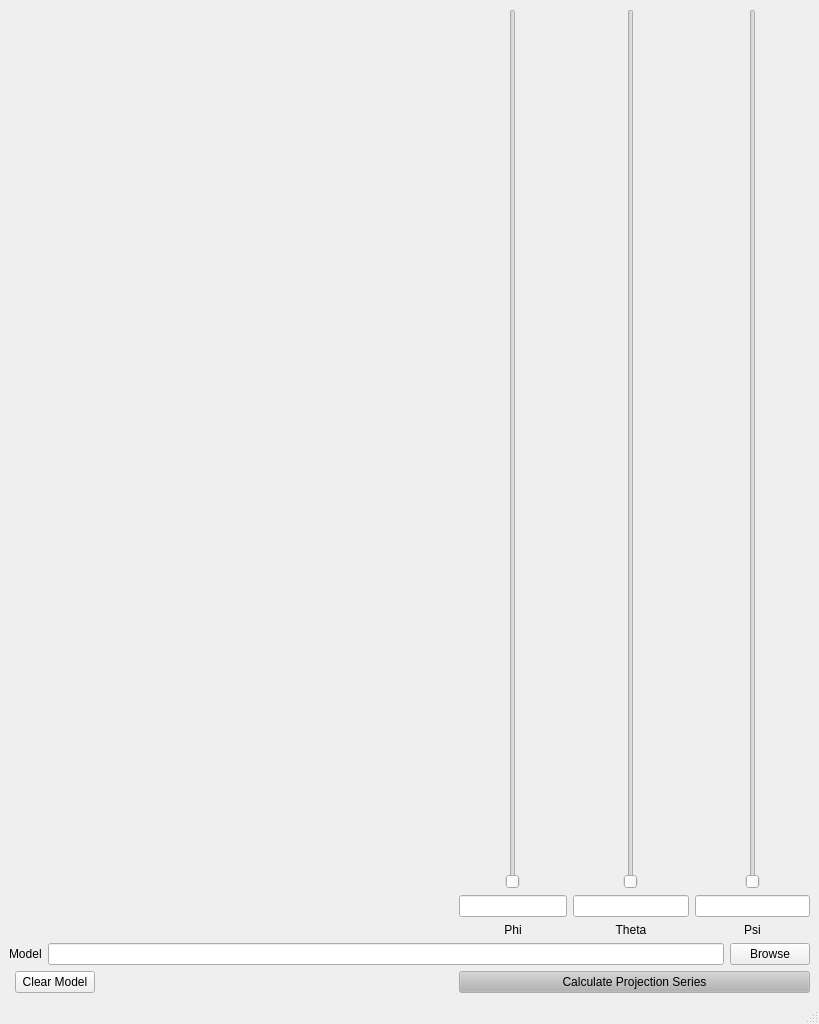
genfire-em/GENFIRE-Python, file GENFIRE/gui/ProjectionCalculator_MainWindow.ui: the form before one commit.
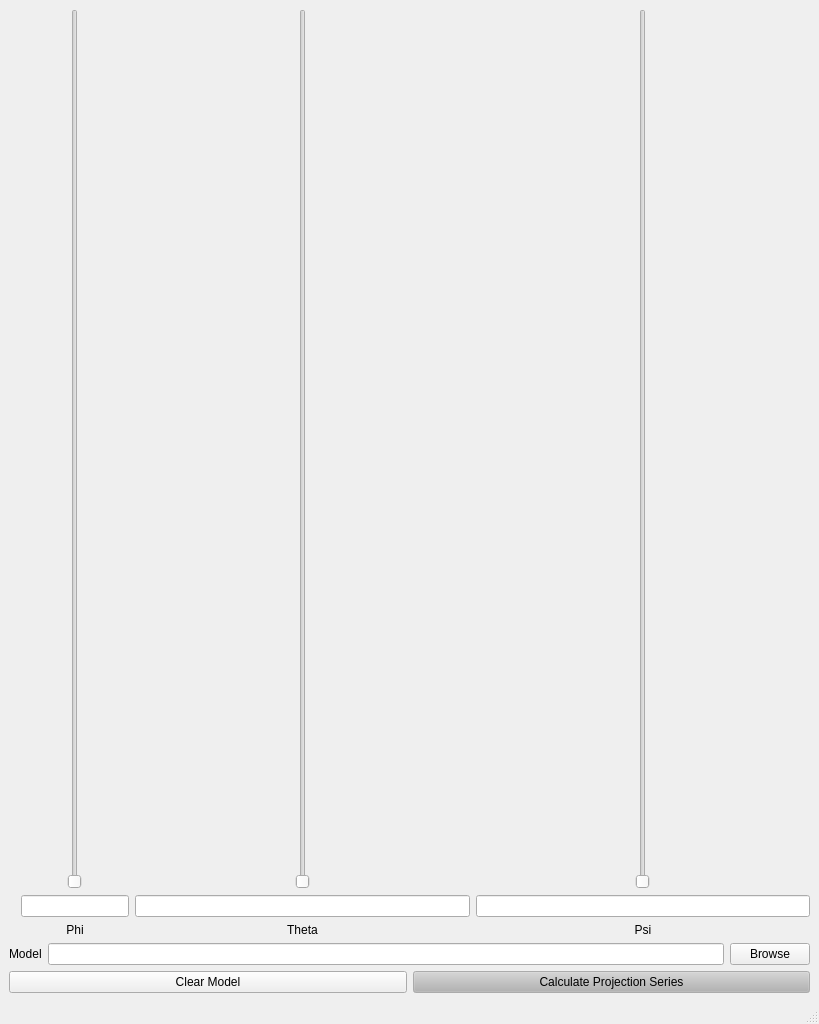
The form after the commit.

Commit message: Projection calculator logic reformatting complete. Removed a lot of unnecessary code

```diff
--- a/GENFIRE/gui/ProjectionCalculator_MainWindow.ui
+++ b/GENFIRE/gui/ProjectionCalculator_MainWindow.ui
@@ -17,27 +17,28 @@
    <layout class="QGridLayout" name="gridLayout_3">
     <item row="0" column="0">
      <layout class="QGridLayout" name="gridLayout_2">
-      <item row="2" column="1" colspan="3">
-       <widget class="QPushButton" name="btn_clearModel">
-        <property name="sizePolicy">
-         <sizepolicy hsizetype="Preferred" vsizetype="Fixed">
-          <horstretch>0</horstretch>
-          <verstretch>0</verstretch>
-         </sizepolicy>
-        </property>
+      <item row="1" column="0" colspan="5">
+       <layout class="QHBoxLayout" name="horizontalLayout">
+        <item>
+         <widget class="QLabel" name="label_2">
         <property name="text">
-         <string>Clear Model</string>
+           <string>Model</string>
         </property>
        </widget>
       </item>
-      <item row="0" column="1" colspan="3">
-       <layout class="QVBoxLayout" name="verticalLayout_figure">
         <item>
-         <layout class="QHBoxLayout" name="horizontalLayout_9"/>
+         <widget class="QLineEdit" name="lineEdit_modelFile"/>
+        </item>
+        <item>
+         <widget class="QPushButton" name="btn_selectModel">
+          <property name="text">
+           <string>Browse</string>
+          </property>
+         </widget>
         </item>
        </layout>
       </item>
-      <item row="0" column="5">
+      <item row="0" column="4">
        <layout class="QGridLayout" name="gridLayout">
         <item row="0" column="1">
          <layout class="QHBoxLayout" name="horizontalLayout_6">
@@ -156,10 +157,29 @@
         </item>
        </layout>
       </item>
-      <item row="2" column="0">
-       <layout class="QHBoxLayout" name="horizontalLayout_4"/>
-      </item>
-      <item row="2" column="5">
+      <item row="0" column="1" colspan="3">
+       <layout class="QVBoxLayout" name="verticalLayout_figure">
+        <item>
+         <layout class="QHBoxLayout" name="horizontalLayout_9"/>
+        </item>
+       </layout>
+      </item>
+      <item row="2" column="0" colspan="5">
+       <layout class="QHBoxLayout" name="horizontalLayout_4">
+        <item>
+         <widget class="QPushButton" name="btn_clearModel">
+          <property name="sizePolicy">
+           <sizepolicy hsizetype="Preferred" vsizetype="Fixed">
+            <horstretch>0</horstretch>
+            <verstretch>0</verstretch>
+           </sizepolicy>
+          </property>
+          <property name="text">
+           <string>Clear Model</string>
+          </property>
+         </widget>
+        </item>
+        <item>
        <widget class="QPushButton" name="btn_go">
         <property name="sizePolicy">
          <sizepolicy hsizetype="Preferred" vsizetype="Fixed">
@@ -209,40 +229,8 @@
         </property>
        </widget>
       </item>
-      <item row="1" column="0" colspan="6">
-       <layout class="QHBoxLayout" name="horizontalLayout">
-        <item>
-         <widget class="QLabel" name="label_2">
-          <property name="text">
-           <string>Model</string>
-          </property>
-         </widget>
-        </item>
-        <item>
-         <widget class="QLineEdit" name="lineEdit_modelFile"/>
-        </item>
-        <item>
-         <widget class="QPushButton" name="btn_selectModel">
-          <property name="text">
-           <string>Browse</string>
-          </property>
-         </widget>
-        </item>
        </layout>
       </item>
-      <item row="2" column="4">
-       <spacer name="horizontalSpacer">
-        <property name="orientation">
-         <enum>Qt::Horizontal</enum>
-        </property>
-        <property name="sizeHint" stdset="0">
-         <size>
-          <width>40</width>
-          <height>20</height>
-         </size>
-        </property>
-       </spacer>
-      </item>
      </layout>
     </item>
    </layout>
```
Lines whose indentation alone changed are shown as unchanged. The commit also changes 3 other files.
